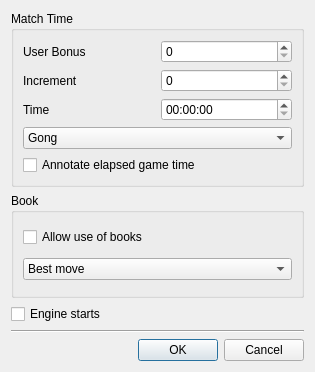
First picture: the form in src/dialogs/matchparameterdlg.ui, repository madnight/chessx, before the edit.
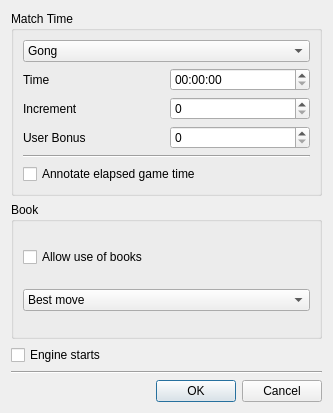
Second picture: the form after the edit.

Commit message: Changed: Matchparameter Dialog

The edit to the form file:
```diff
--- a/src/dialogs/matchparameterdlg.ui
+++ b/src/dialogs/matchparameterdlg.ui
@@ -6,8 +6,8 @@
    <rect>
     <x>0</x>
     <y>0</y>
-    <width>315</width>
-    <height>372</height>
+    <width>333</width>
+    <height>413</height>
    </rect>
   </property>
   <property name="windowTitle">
@@ -21,38 +21,18 @@
      </property>
      <layout class="QVBoxLayout" name="verticalLayout_2">
       <item>
-       <layout class="QHBoxLayout" name="horizontalLayout_2">
+       <widget class="QComboBox" name="cbMode">
         <item>
-         <widget class="QLabel" name="labelBonus">
-          <property name="text">
-           <string>User Bonus</string>
-          </property>
-          <property name="buddy">
-           <cstring>timeBonus</cstring>
-          </property>
-         </widget>
+         <property name="text">
+          <string>Gong</string>
+         </property>
         </item>
         <item>
-         <widget class="QSpinBox" name="timeBonus"/>
+         <property name="text">
+          <string>Sudden Death</string>
+         </property>
         </item>
-       </layout>
-      </item>
-      <item>
-       <layout class="QHBoxLayout" name="horizontalLayout_3">
-        <item>
-         <widget class="QLabel" name="labelInc">
-          <property name="text">
-           <string>Increment</string>
-          </property>
-          <property name="buddy">
-           <cstring>timeInc</cstring>
-          </property>
-         </widget>
-        </item>
-        <item>
-         <widget class="QSpinBox" name="timeInc"/>
-        </item>
-       </layout>
+       </widget>
       </item>
       <item>
        <layout class="QHBoxLayout" name="horizontalLayout">
@@ -76,17 +56,44 @@
        </layout>
       </item>
       <item>
-       <widget class="QComboBox" name="cbMode">
+       <layout class="QHBoxLayout" name="horizontalLayout_3">
         <item>
-         <property name="text">
-          <string>Gong</string>
-         </property>
+         <widget class="QLabel" name="labelInc">
+          <property name="text">
+           <string>Increment</string>
+          </property>
+          <property name="buddy">
+           <cstring>timeInc</cstring>
+          </property>
+         </widget>
         </item>
         <item>
-         <property name="text">
-          <string>Sudden Death</string>
-         </property>
+         <widget class="QSpinBox" name="timeInc"/>
         </item>
+       </layout>
+      </item>
+      <item>
+       <layout class="QHBoxLayout" name="horizontalLayout_2">
+        <item>
+         <widget class="QLabel" name="labelBonus">
+          <property name="text">
+           <string>User Bonus</string>
+          </property>
+          <property name="buddy">
+           <cstring>timeBonus</cstring>
+          </property>
+         </widget>
+        </item>
+        <item>
+         <widget class="QSpinBox" name="timeBonus"/>
+        </item>
+       </layout>
+      </item>
+      <item>
+       <widget class="Line" name="line_2">
+        <property name="orientation">
+         <enum>Qt::Horizontal</enum>
+        </property>
        </widget>
       </item>
       <item>
```
Left out of the diff: 19 changed lines with no effect on the pictures. The commit also changes 2 other files.
